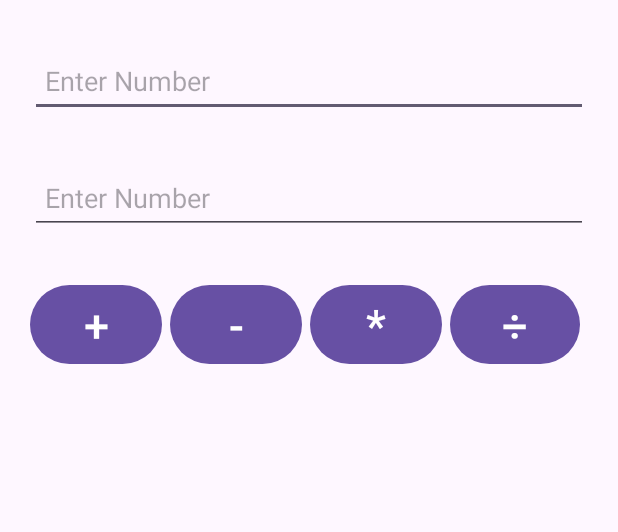
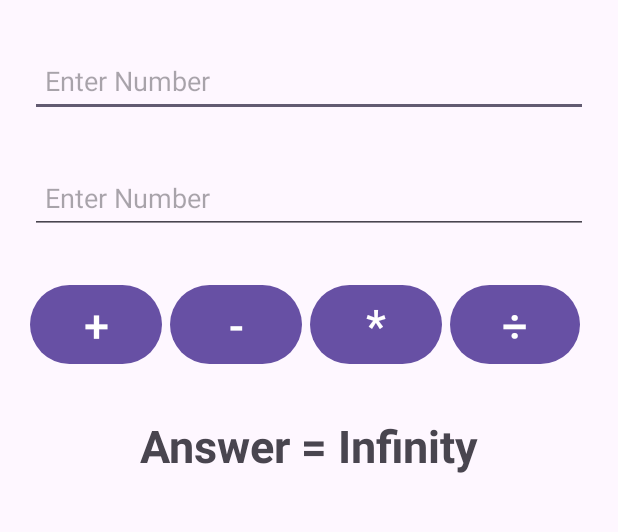
Before and after one commit to AbhayKumar05/Calculator-in-Android-studio, an Android app: the screen it shows after launch (MainActivity), after a tap on an icon or button, on a phone screen of 412 x 824 dp, the part 186-718 px from its top. Run offline under Robolectric (Android 15) with nearby library versions, the phone set to English and light mode, and no system bars.

Commit message:
NO errors and some warnings.The application is not running.
Whenever an operation is selected, the app is closed.

```diff
--- a/app/src/main/java/com/example/mycalendra/MainActivity.java
+++ b/app/src/main/java/com/example/mycalendra/MainActivity.java
@@ -9,11 +9,13 @@ import android.widget.EditText;
 import android.widget.TextView;
 import android.widget.Toast;
 
+
+
 public class MainActivity extends AppCompatActivity implements View.OnClickListener {
 
     Button buttonadd, buttonsub, buttonmult, buttondiv;
     EditText editTextN1, editTextN2;
-    TextView textview;
+    TextView textView;
     int num1, num2;
 
 
@@ -27,7 +29,7 @@ public class MainActivity extends AppCompatActivity implements View.OnClickListe
         buttondiv = findViewById(R.id.btn_div);
         editTextN1 = findViewById(R.id.number1);
         editTextN2 = findViewById(R.id.number2);
-        textview = findViewById(R.id.answer);
+        textView = findViewById(R.id.answer);
 
         buttonadd.setOnClickListener(this);
         buttonsub.setOnClickListener(this);
@@ -55,33 +57,32 @@ public class MainActivity extends AppCompatActivity implements View.OnClickListe
 
         switch (operation) {
             case "add":
-                textview.setText("Answer = " + (num1 + num2));
+                textView.setText("Answer = " + (num1 + num2));
                 break;
 
             case "sub":
-                textview.setText("Answer = " + (num1 - num2));
+                textView.setText("Answer = " + (num1 - num2));
                 break;
 
             case "mult":
-                textview.setText("Answer = " + (num1 * num2));
+                textView.setText("Answer = " + (num1 * num2));
                 break;
 
             case "div":
                 if (num2 != 0) {
-                    textview.setText("Answer = " + ((float) num1 / num2));
+                    textView.setText("Answer = " + ((float) num1 / num2));
                 } else {
-                    textview.setText("Answer = Infinity");
+                    textView.setText("Answer = Infinity");
                 }
                 break;
         }
     }
 }
     // This is the orignal code from the video but it had some errors.
-   /* @Override
+/*   @Override
     public void onClick(View view) {
         num1 = getInFromEditText(editTextN1);
         num2 = getInFromEditText(editTextN2);
-
         switch (view.getId()){
             case R.id.btn_add:
                 textview.setText("Answer = " + (num1 + num2));
@@ -107,4 +108,5 @@ public class MainActivity extends AppCompatActivity implements View.OnClickListe
         // if (editTextN1.getText().toString().equals("")){
         //    Toast.makeText(context this, text "Enter Number", Toast.LENGTH_SHORT.show());
     }
-}*/
+}
+*/
--- a/app/src/main/res/layout/activity_main.xml
+++ b/app/src/main/res/layout/activity_main.xml
@@ -45,6 +45,7 @@
         <Button
             android:id="@+id/btn_add"
             android:text="+"
+            android:tag="add"
             android:textSize="30sp"
             android:layout_marginEnd="5dp"
             android:layout_width="wrap_content"
@@ -53,6 +54,7 @@
         <Button
             android:id="@+id/btn_sub"
             android:text="-"
+            android:tag="sub"
             android:textSize="30sp"
             android:layout_marginEnd="5dp"
             android:layout_width="wrap_content"
@@ -61,6 +63,7 @@
         <Button
             android:id="@+id/btn_mult"
             android:text="*"
+            android:tag="mult"
             android:textSize="30sp"
             android:layout_marginEnd="5dp"
             android:layout_width="wrap_content"
@@ -69,6 +72,7 @@
         <Button
             android:id="@+id/btn_div"
             android:text="÷"
+            android:tag="div"
             android:textSize="30sp"
             android:layout_marginEnd="5dp"
             android:layout_width="wrap_content"
```
